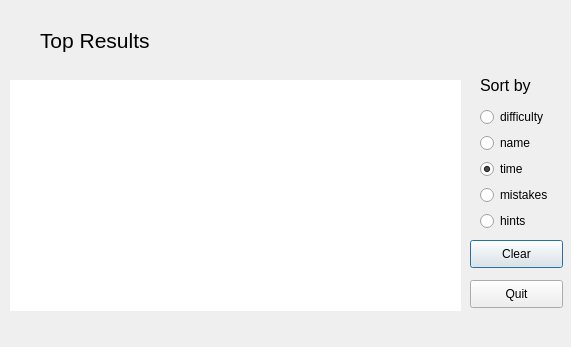
Qt form Sudoku/topresultswindow.ui (Akara4ok/Sudoku) before a commit.
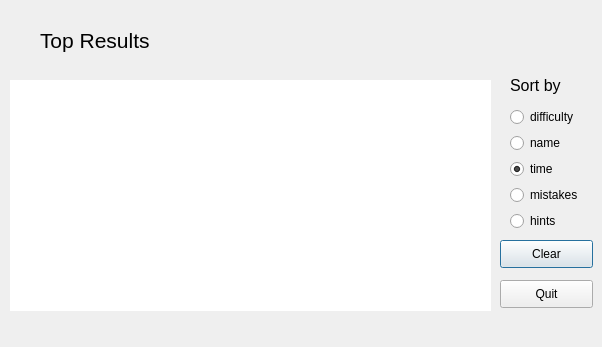
The same form after that commit.

```diff
--- a/Sudoku/topresultswindow.ui
+++ b/Sudoku/topresultswindow.ui
@@ -6,7 +6,7 @@
    <rect>
     <x>0</x>
     <y>0</y>
-    <width>571</width>
+    <width>602</width>
     <height>347</height>
    </rect>
   </property>
@@ -34,7 +34,7 @@
   <widget class="QPushButton" name="clearButton">
    <property name="geometry">
     <rect>
-     <x>470</x>
+     <x>500</x>
      <y>240</y>
      <width>93</width>
      <height>28</height>
@@ -47,7 +47,7 @@
   <widget class="QPushButton" name="quitButton">
    <property name="geometry">
     <rect>
-     <x>470</x>
+     <x>500</x>
      <y>280</y>
      <width>93</width>
      <height>28</height>
@@ -65,7 +65,7 @@
     <rect>
      <x>10</x>
      <y>80</y>
-     <width>451</width>
+     <width>481</width>
      <height>231</height>
     </rect>
    </property>
@@ -146,7 +146,7 @@
   <widget class="QLabel" name="label_3">
    <property name="geometry">
     <rect>
-     <x>400</x>
+     <x>430</x>
      <y>30</y>
      <width>151</width>
      <height>31</height>
@@ -164,7 +164,7 @@
   <widget class="QWidget" name="layoutWidget">
    <property name="geometry">
     <rect>
-     <x>480</x>
+     <x>510</x>
      <y>70</y>
      <width>79</width>
      <height>161</height>
```
